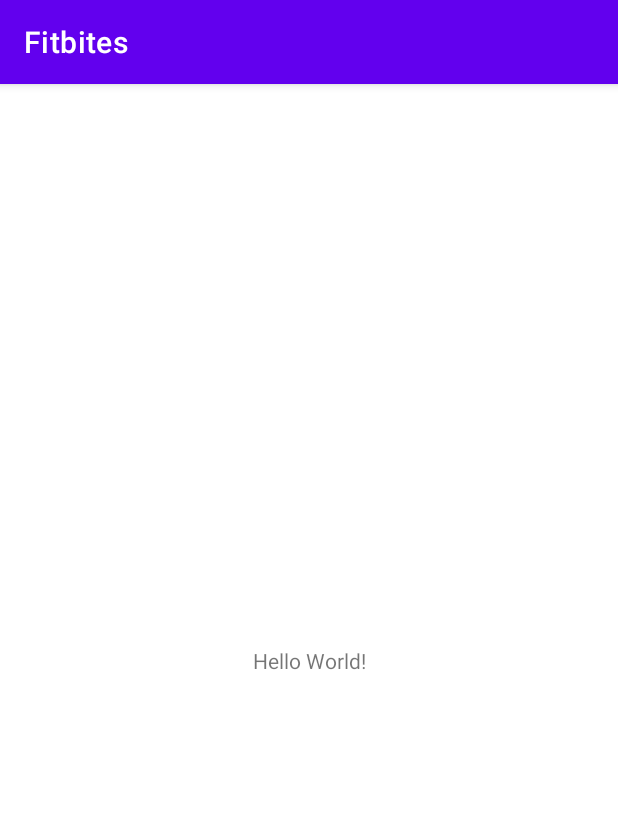
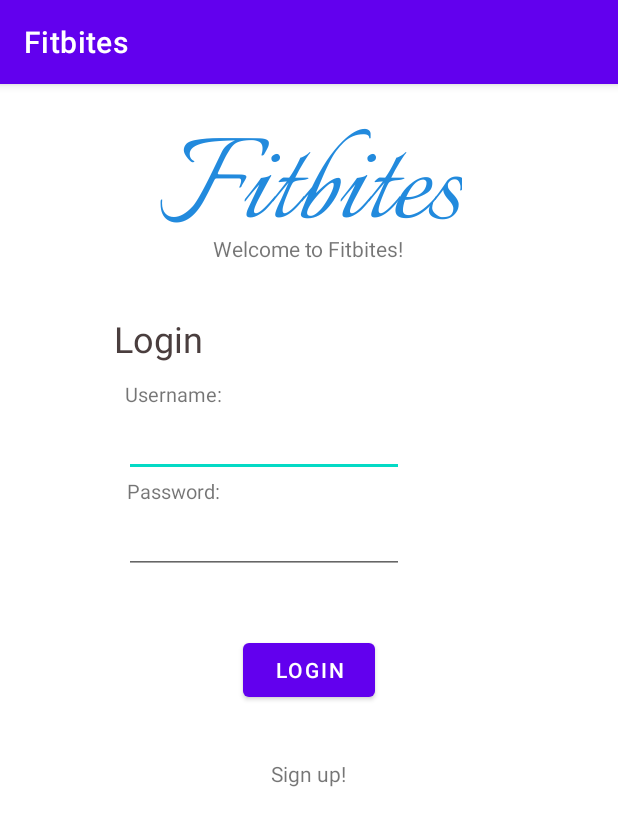
Before and after one commit to ritvik130/Fitbits, an Android app: the screen it shows after launch (MainActivity), on a phone screen of 412 x 824 dp. Shown: the top 826 px of the screen. Run offline under Robolectric (Android 15) with nearby library versions, the phone set to English and light mode, and no system bars.

Commit message:
login page added

```diff
--- a/project/app/src/main/java/me/seg/fitbites/MainActivity.java
+++ b/project/app/src/main/java/me/seg/fitbites/MainActivity.java
@@ -10,5 +10,6 @@ public class MainActivity extends AppCompatActivity {
     protected void onCreate(Bundle savedInstanceState) {
         super.onCreate(savedInstanceState);
         setContentView(R.layout.activity_main);
+
     }
 }
--- a/project/app/src/main/res/layout/activity_main.xml
+++ b/project/app/src/main/res/layout/activity_main.xml
@@ -2,17 +2,175 @@
 <androidx.constraintlayout.widget.ConstraintLayout xmlns:android="http://schemas.android.com/apk/res/android"
     xmlns:app="http://schemas.android.com/apk/res-auto"
     xmlns:tools="http://schemas.android.com/tools"
-    android:layout_width="match_parent"
-    android:layout_height="match_parent"
+    android:layout_width="wrap_content"
+    android:layout_height="wrap_content"
     tools:context=".MainActivity">
 
-    <TextView
-        android:layout_width="wrap_content"
-        android:layout_height="wrap_content"
-        android:text="Hello World!"
-        app:layout_constraintBottom_toBottomOf="parent"
-        app:layout_constraintLeft_toLeftOf="parent"
-        app:layout_constraintRight_toRightOf="parent"
-        app:layout_constraintTop_toTopOf="parent" />
+    <TableLayout
+        android:id="@+id/loginLayout"
+        android:layout_width="match_parent"
+        android:layout_height="match_parent"
+        android:stretchColumns="0">
+
+        <TableRow
+            android:id="@+id/loginRow"
+            android:layout_width="match_parent"
+            android:layout_height="60pt"
+            android:minHeight="45pt"
+            android:orientation="vertical">
+
+            <TextView
+                android:id="@+id/logo"
+                android:layout_width="match_parent"
+                android:layout_height="40pt"
+                android:layout_gravity="bottom|center_horizontal"
+                android:fontFamily="@font/italianno"
+                android:text="@string/app_name"
+                android:textColor="#228ADD"
+                android:textSize="96sp" />
+
+        </TableRow>
+
+        <TableRow
+            android:id="@+id/welcomeRow"
+            android:layout_width="match_parent"
+            android:layout_height="40pt"
+            android:orientation="vertical">
+
+            <TextView
+                android:id="@+id/welcomeMsg"
+                android:layout_width="wrap_content"
+                android:layout_height="wrap_content"
+                android:layout_gravity="center|top"
+                android:text="@string/welcomeUser" />
+
+        </TableRow>
+
+        <TableRow
+            android:layout_width="match_parent"
+            android:layout_height="match_parent"
+            android:minHeight="30pt">
+
+            <TextView
+                android:layout_width="wrap_content"
+                android:layout_height="wrap_content"
+                android:layout_gravity="bottom|center_horizontal"
+                android:orientation="vertical"
+                android:text="@string/loginTxt"
+                android:textColor="#4A3E3E"
+                android:textSize="24sp"
+                android:translationX="-100dp" />
+
+        </TableRow>
+
+        <TableRow
+            android:layout_width="match_parent"
+            android:layout_height="match_parent"
+            android:minHeight="15pt">
+
+            <TextView
+                android:layout_width="wrap_content"
+                android:layout_height="10pt"
+                android:layout_gravity="center_horizontal|bottom"
+                android:orientation="vertical"
+                android:text="@string/username"
+                android:textSize="13sp"
+                android:translationX="-90dp" />
+
+        </TableRow>
+
+        <TableRow
+            android:layout_width="190dp"
+            android:layout_height="40pt">
+
+            <EditText
+                android:id="@+id/editTextTextPersonName"
+                android:layout_width="132dp"
+                android:layout_height="wrap_content"
+                android:layout_gravity="center_horizontal|top"
+                android:ems="10"
+                android:inputType="textPersonName"
+                android:textSize="16sp"
+                android:translationX="-30dp"
+                tools:ignore="SpeakableTextPresentCheck,TouchTargetSizeCheck" />
+
+        </TableRow>
+
+        <TableRow
+            android:layout_width="match_parent"
+            android:layout_height="match_parent">
+
+            <TextView
+                android:layout_width="wrap_content"
+                android:layout_height="10pt"
+                android:layout_gravity="center_horizontal|bottom"
+                android:orientation="vertical"
+                android:text="@string/password"
+                android:textSize="13sp"
+                android:translationX="-90dp" />
+
+        </TableRow>
+
+        <TableRow
+            android:layout_width="match_parent"
+            android:layout_height="match_parent">
+
+            <EditText
+                android:id="@+id/editTextTextPassword"
+                android:layout_width="132dp"
+                android:layout_height="wrap_content"
+                android:layout_gravity="center_horizontal|top"
+                android:ems="10"
+                android:inputType="textPassword"
+                android:textSize="16sp"
+                android:translationX="-30dp"
+                tools:ignore="SpeakableTextPresentCheck,TouchTargetSizeCheck" />
+        </TableRow>
+
+        <TableRow
+            android:layout_width="match_parent"
+            android:layout_height="match_parent">
+
+            <Space
+                android:layout_width="wrap_content"
+                android:layout_height="18pt" />
+        </TableRow>
+
+        <TableRow
+            android:layout_width="match_parent"
+            android:layout_height="match_parent">
+
+            <Button
+                android:id="@+id/button"
+                android:layout_width="wrap_content"
+                android:layout_height="wrap_content"
+                android:layout_gravity="bottom|center_horizontal"
+                android:text="@string/loginTxt" />
+        </TableRow>
+
+        <TableRow
+            android:layout_width="match_parent"
+            android:layout_height="match_parent">
+
+            <Space
+                android:layout_width="wrap_content"
+                android:layout_height="16pt" />
+        </TableRow>
+
+        <TableRow
+            android:layout_width="match_parent"
+            android:layout_height="match_parent">
+
+            <TextView
+                android:id="@+id/textView18"
+                android:layout_width="wrap_content"
+                android:layout_height="wrap_content"
+                android:layout_gravity="bottom|center_horizontal"
+                android:text="@string/signup"
+                android:visibility="visible"
+                android:clickable = "true"/>
+        </TableRow>
+
+    </TableLayout>
 
 </androidx.constraintlayout.widget.ConstraintLayout>
--- a/project/app/src/main/res/values/colors.xml
+++ b/project/app/src/main/res/values/colors.xml
@@ -7,4 +7,5 @@
     <color name="teal_700">#FF018786</color>
     <color name="black">#FF000000</color>
     <color name="white">#FFFFFFFF</color>
+    <color name = "logoColor">#228ADD</color>
 </resources>
--- a/project/app/src/main/res/values/strings.xml
+++ b/project/app/src/main/res/values/strings.xml
@@ -1,3 +1,8 @@
 <resources>
     <string name="app_name">Fitbites</string>
+    <string name = "welcomeUser">Welcome to Fitbites!</string>
+    <string name = "loginTxt">Login</string>
+    <string name = "username">Username:</string>
+    <string name = "password">Password:</string>
+    <string name = "signup">Sign up!</string>
 </resources>
```
Also changed, not shown: project/app/src/main/res/font/italianno.ttf (added).
